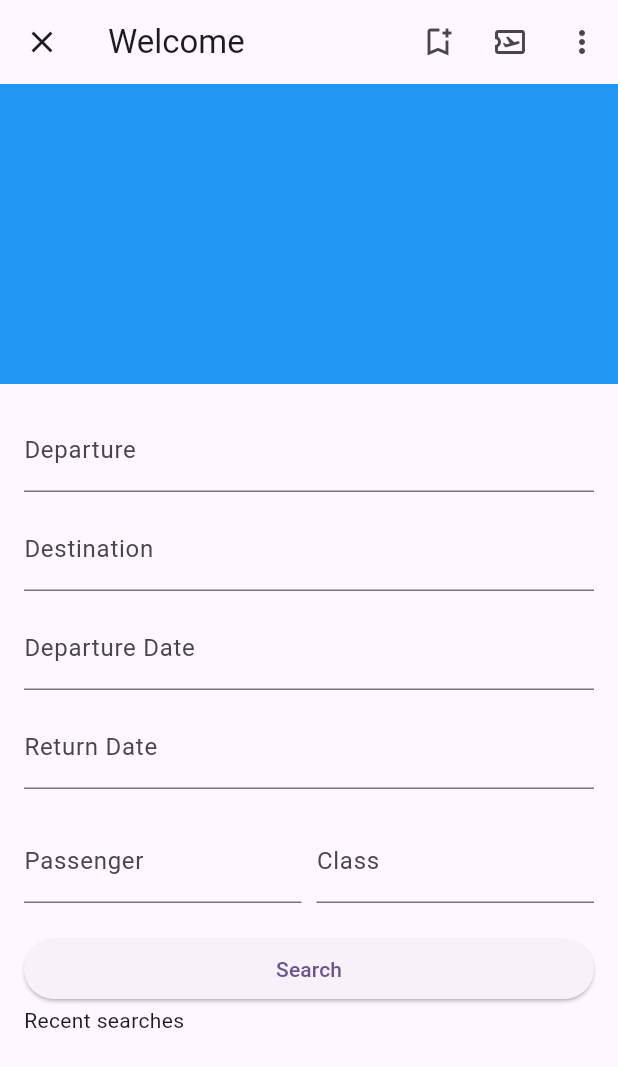
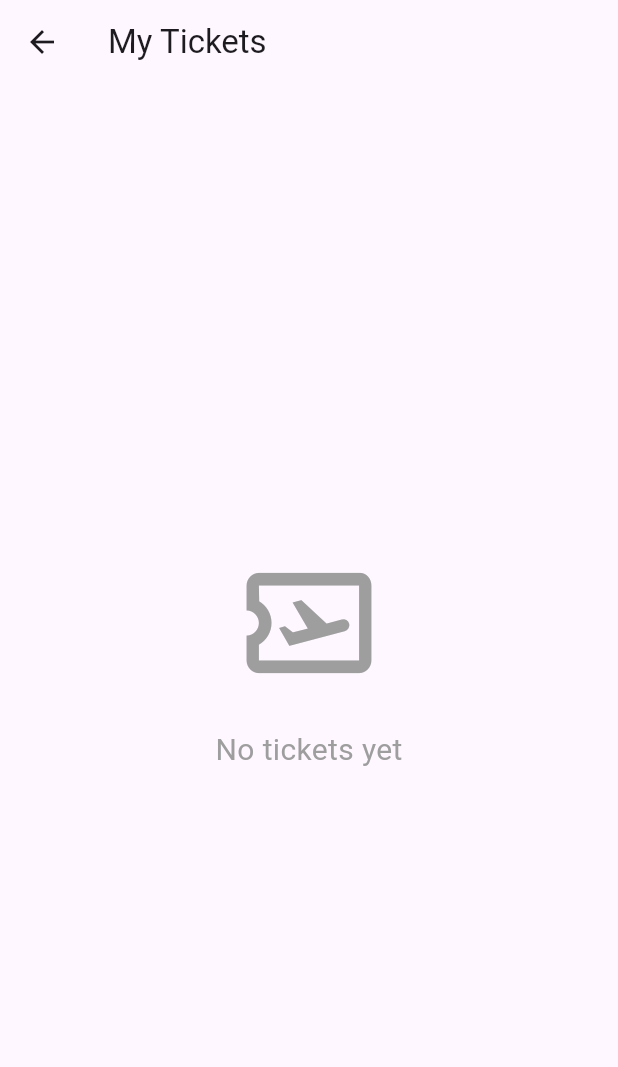
Before and after one commit to aweeff/bookingApp, a Flutter app: the HomePage screen opened directly, after a tap on the "airplane ticket" icon, on a phone screen of 412 x 824 dp. Shown: the top 1067 px of the screen. Run offline on Flutter 3.47's test engine with Material 3 defaults, Android fonts, the phone set to English and light mode, and no system bars; our stand-ins replace firebase_core; accounts and stored records are empty.

Commit message:
commit crime

```diff
--- a/lib/home_pages/home_page.dart
+++ b/lib/home_pages/home_page.dart
@@ -1,7 +1,32 @@
+import 'package:flutter/cupertino.dart';
 import 'package:flutter/material.dart';
+import 'my_tickets_page.dart';
+import 'my_favorites_page.dart';
+import 'profile_page.dart';
+import 'search_page.dart';
 
-class HomePage extends StatelessWidget {
-  const HomePage({super.key});
+class HomePage extends StatefulWidget {
+  const HomePage({Key? key}) : super(key: key);
+
+  @override
+  _HomePageState createState() => _HomePageState();
+}
+
+class _HomePageState extends State<HomePage> {
+  int _selectedIndex = 0;
+
+  static List<Widget> _widgetOptions = <Widget>[
+    MyTicketsPage(),
+    SearchPage(),
+    ProfilePage(),
+  ];
+
+  void _onItemTapped(int index) {
+    setState(() {
+      _selectedIndex = index;
+    });
+  }
+
   @override
   Widget build(BuildContext context) {
     return Scaffold(
@@ -9,23 +34,30 @@ class HomePage extends StatelessWidget {
         title: const Text('Welcome'),
         leading: IconButton(
           icon: const Icon(Icons.close),
-          onPressed: () {
-          },
+          onPressed: () {},
         ),
-
         actions: <Widget>[
           IconButton(
             icon: const Icon(Icons.bookmark_add_outlined),
-            onPressed: () {},
+            onPressed: () {
+              Navigator.push(
+                context,
+                MaterialPageRoute(builder: (context) => MyFavoritesPage()),
+              );
+            },
           ),
           IconButton(
             icon: const Icon(Icons.airplane_ticket_outlined),
-            onPressed: () {},
+            onPressed: () {
+              Navigator.push(
+              context,
+              MaterialPageRoute(builder: (context) => MyTicketsPage()),
+            );},
           ),
           PopupMenuButton<String>(
             onSelected: (String value) {},
             itemBuilder: (BuildContext context) {
-              return {'Option 1', 'Option 2', 'Option 3'}.map((String choice) {
+              return {'KAZ', 'RUS', 'ENG'}.map((String choice) {
                 return PopupMenuItem<String>(
                   value: choice,
                   child: Text(choice),
@@ -34,27 +66,8 @@ class HomePage extends StatelessWidget {
             },
           ),
         ],
-
-
       ),
-      body: SingleChildScrollView(
-        child: Column(
-          children: <Widget>[
-
-
-            Container(
-              height: 200,
-              decoration: const BoxDecoration(
-                color: Colors.blue
-                /*image: DecorationImage(
-                  fit: BoxFit.cover,
-                  image: AssetImage('assets/background_image.jpg'),
-                ),*/
-              ),
-            ),
-
-
-            Padding(
+      body: Padding(
         padding: const EdgeInsets.all(16.0),
         child: Column(
           crossAxisAlignment: CrossAxisAlignment.start,
@@ -71,7 +84,6 @@ class HomePage extends StatelessWidget {
                 labelText: 'Destination',
                 hintText: 'Select your destination',
               ),
-
             ),
             const SizedBox(height: 10),
             TextFormField(
@@ -86,7 +98,6 @@ class HomePage extends StatelessWidget {
                 labelText: 'Return Date',
                 hintText: 'Select your return date',
               ),
-
             ),
             const SizedBox(height: 20),
             Row(
@@ -115,19 +126,57 @@ class HomePage extends StatelessWidget {
             SizedBox(
               width: double.infinity,
               child: ElevatedButton(
-                      onPressed: () {},
+                onPressed: () {
+                  // Add your search logic here
+                },
                 child: const Text('Search'),
               ),
             ),
+            const SizedBox(height: 20),
             const Text(
               'Recent searches',
             ),
           ],
         ),
       ),
-          ],
-        ),
+      bottomNavigationBar: CustomBottomNavigationBar(
+        currentIndex: _selectedIndex,
+        onTap: _onItemTapped,
       ),
     );
   }
 }
+
+
+class CustomBottomNavigationBar extends StatelessWidget {
+  final int currentIndex;
+  final Function(int) onTap;
+
+  const CustomBottomNavigationBar({
+    required this.currentIndex,
+    required this.onTap,
+  });
+
+  @override
+  Widget build(BuildContext context) {
+    return BottomNavigationBar(
+      items: const <BottomNavigationBarItem>[
+        BottomNavigationBarItem(
+          icon: Icon(Icons.home),
+          label: 'Home',
+        ),
+        BottomNavigationBarItem(
+          icon: Icon(Icons.search),
+          label: 'Search',
+        ),
+        BottomNavigationBarItem(
+          icon: Icon(Icons.person),
+          label: 'Profile',
+        ),
+      ],
+      currentIndex: currentIndex,
+      selectedItemColor: Colors.blue,
+      onTap: onTap,
+    );
+  }
+}
--- /dev/null
+++ b/lib/home_pages/my_tickets_page.dart
@@ -0,0 +1,32 @@
+import 'package:flutter/material.dart';
+
+class MyTicketsPage extends StatelessWidget {
+  @override
+  Widget build(BuildContext context) {
+    return Scaffold(
+      appBar: AppBar(
+        title: Text('My Tickets'),
+      ),
+      body: const Center(
+        child: Column(
+          mainAxisAlignment: MainAxisAlignment.center,
+          children: <Widget>[
+            Icon(
+              Icons.airplane_ticket_outlined,
+              size: 100,
+              color: Colors.grey,
+            ),
+            SizedBox(height: 20),
+            Text(
+              'No tickets yet',
+              style: TextStyle(
+                fontSize: 20,
+                color: Colors.grey,
+              ),
+            ),
+          ],
+        ),
+      ),
+    );
+  }
+}
--- a/lib/logReg page/registration.dart
+++ b/lib/logReg page/registration.dart
@@ -5,7 +5,6 @@ import 'package:project1/home_pages/home_page.dart';
 
 class RegisterPage extends StatelessWidget {
   const RegisterPage({super.key});
-
   @override
   Widget build(BuildContext context) {
     return Scaffold(
@@ -119,7 +118,7 @@ class _RegisterFormState extends State<RegisterForm> {
                 }
               },
               child: const Text(
-                'Already have an account   Register',
+                'Register',
                 style: TextStyle(
                   color: Colors.white,
                 )
```
Also changed, not shown: lib/home_pages/my_favorites_page.dart (added, +32 -0 lines), lib/home_pages/profile_page.dart (added, +39 -0 lines), lib/home_pages/search_page.dart (added, +65 -0 lines). Lines whose indentation alone changed are shown as unchanged.
